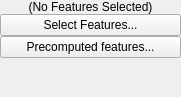
ilastik/ilastik, file ilastik/applets/featureSelection/featureSelectionDrawer.ui: the form before one commit.
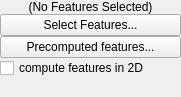
The form after the commit.

Commit message: imrpove featureSelection defaults and add compute in 2d box

Patch:
```diff
--- a/ilastik/applets/featureSelection/featureSelectionDrawer.ui
+++ b/ilastik/applets/featureSelection/featureSelectionDrawer.ui
@@ -55,6 +55,13 @@
        </property>
       </widget>
      </item>
+     <item>
+      <widget class="QCheckBox" name="feature2dBox">
+       <property name="text">
+        <string>compute features in 2D</string>
+       </property>
+      </widget>
+     </item>
      <item>
       <spacer name="verticalSpacer">
        <property name="orientation">
```
The commit also changes 6 other files.
